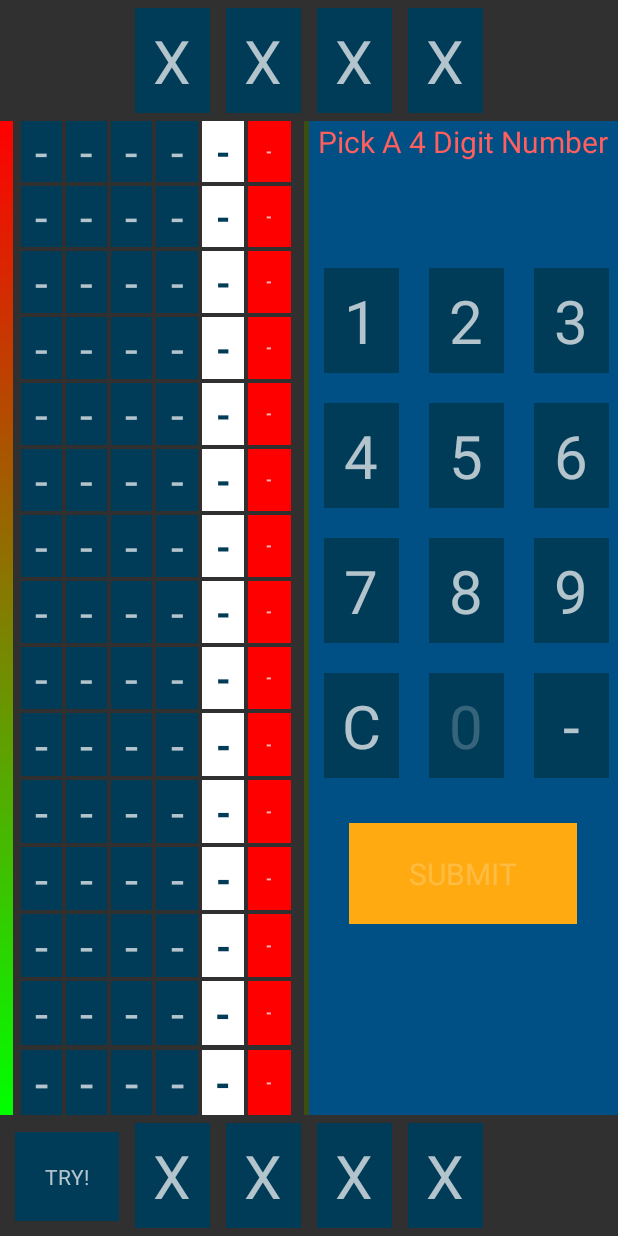
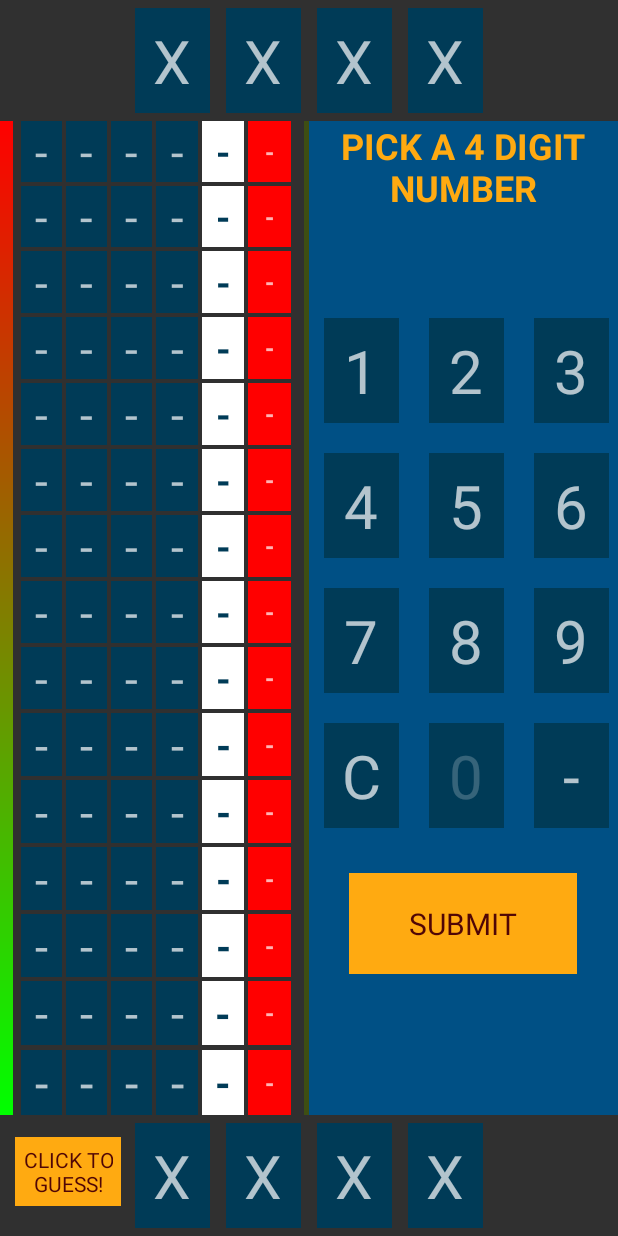
Before and after one commit to elessarsst/mastermindnumbers, an Android app: the GameActivity screen opened directly, with no data from a screen before it, after a tap on an icon or button, on a phone screen of 412 x 824 dp. Run offline under Robolectric (Android 15) with nearby library versions, the phone set to English and light mode, and no system bars; our stand-ins replace ButterKnife; 1 statement that could not run was skipped; 1 other tap on this screen came first.

Commit message:
Computer has the intelligence of Dory The Fish

```diff
--- a/app/src/main/java/com/serhatturkman/mastermindnumbers/GameActivity.java
+++ b/app/src/main/java/com/serhatturkman/mastermindnumbers/GameActivity.java
@@ -25,14 +25,15 @@ public class GameActivity extends Activity {
     private static final int PLAYER_USER = 0;
     private static final int PLAYER_COMPUTER = 1;
     private static final int DRAW = 2;
-    List<Integer> userNumber;
-    List<Integer> computerNumber;
-    List<Integer> userGuessNumber;
-    List<Integer> numberExistanceProbabilities = new ArrayList<>();
-    List<List<Integer>> digitProbabilities = new ArrayList<>();
-    List<Integer> computersThreePoint = new ArrayList<>();
-    List<List<Integer>> computerGuessHistory = new ArrayList<>();
-    int roundNumber;
+    private List<Integer> userNumber;
+    private List<Integer> computerNumber;
+    private int[] numberExistanceProbabilities = new int[10];
+    private int[][] digitProbabilities = new int[4][10];
+    private List<Integer> computersZeroPoint = new ArrayList<>();
+    private List<Integer> computersThreePoint = new ArrayList<>();
+    private List<Integer> computersFourPoint = new ArrayList<>();
+    private List<List<Integer>> computerGuessHistory = new ArrayList<>();
+    private int roundNumber;
 
 
     /**
@@ -93,6 +94,8 @@ public class GameActivity extends Activity {
 
     Keypad keypad;
 
+
+
     /**
      * shows the keypad to make a guess
      */
@@ -118,22 +121,24 @@ public class GameActivity extends Activity {
      * Set of probabilities of digits
      */
     private void setProbabilities(){
-        List<Integer> firstDigitProbabilities = new ArrayList<>();
-        List<Integer> secondDigitProbabilities = new ArrayList<>();
-        List<Integer> thirdDigitProbabilities = new ArrayList<>();
-        List<Integer> forthDigitProbabilities = new ArrayList<>();
+        int[] firstDigitProbabilities = new int[10];
+        int[] secondDigitProbabilities = new int[10];
+        int[] thirdDigitProbabilities = new int[10];
+        int[] forthDigitProbabilities = new int[10];
+
         for (int i = 0; i < 10; i++) {
-            numberExistanceProbabilities.add(100);
-            firstDigitProbabilities.add(100);
-            secondDigitProbabilities.add(100);
-            thirdDigitProbabilities.add(100);
-            forthDigitProbabilities.add(100);
+            numberExistanceProbabilities[i] = 100;
+            firstDigitProbabilities[i] = 100;
+            secondDigitProbabilities[i] = 100;
+            thirdDigitProbabilities[i] = 100;
+            forthDigitProbabilities[i] = 100;
         }
-        digitProbabilities.add(firstDigitProbabilities);
-        digitProbabilities.add(secondDigitProbabilities);
-        digitProbabilities.add(thirdDigitProbabilities);
-        digitProbabilities.add(forthDigitProbabilities);
-        digitProbabilities.get(0).set(0, 0);
+        firstDigitProbabilities[0] = 0;
+        digitProbabilities[0] = firstDigitProbabilities;
+        digitProbabilities[1] = secondDigitProbabilities;
+        digitProbabilities[2] = thirdDigitProbabilities;
+        digitProbabilities[3] = forthDigitProbabilities;
+
     }
 
     /**
@@ -263,7 +268,7 @@ public class GameActivity extends Activity {
      */
     @OnClick(R.id.startKey)
     public void submit(View v) {
-        userGuessNumber = keypad.submit();
+        List<Integer> userGuessNumber = keypad.submit();
         if (userGuessNumber != null) {
             int[] playerResult = showGuessRow(PLAYER_USER, roundNumber, userGuessNumber);
 
@@ -331,15 +336,15 @@ public class GameActivity extends Activity {
      * @param computerGuess current guess to not to repeat digit values.
      * @return an int value to use in computer guess
      */
-    private int digitGuess(List<Integer> digitProbabilities, List<Integer> computerGuess) {
+    private int digitGuess(int[] digitProbabilities, List<Integer> computerGuess) {
         int generatedDigit = new Random().nextInt(10);
         int maximumValueOfProbability = 0;
         for (int value : digitProbabilities)
             if (value > maximumValueOfProbability)
                 maximumValueOfProbability = value;
 
-        while (numberExistanceProbabilities.get(generatedDigit) <= 0 ||
-                digitProbabilities.get(generatedDigit) != maximumValueOfProbability ||
+        while (numberExistanceProbabilities[generatedDigit] <= 0 ||
+                digitProbabilities[generatedDigit] != maximumValueOfProbability ||
                 computerGuess.indexOf(generatedDigit) > -1) {
             if (computerGuess.size() == 0)
                 generatedDigit = new Random().nextInt(9) + 1;
@@ -358,15 +363,31 @@ public class GameActivity extends Activity {
         List<Integer> computerGuessNumber = new ArrayList<>();
 
         while(computerGuessHistory.contains(computerGuessNumber) || computerGuessNumber.size() < 4) {
-            computerGuessNumber.clear();
-            if(!computersThreePoint.isEmpty()) {
-                int changeIndex = new Random().nextInt(4);
-                computerGuessNumber.addAll(computersThreePoint);
-                computerGuessNumber.set(changeIndex, digitGuess(digitProbabilities.get(changeIndex), computerGuessNumber));
-
-            } else
-                for(int i = 0; i<4; i++)
-                    computerGuessNumber.add(digitGuess(digitProbabilities.get(i), computerGuessNumber));
+            if(!computersFourPoint.isEmpty() || !computersThreePoint.isEmpty()) {
+                computerGuessNumber.clear();
+                if (!computersThreePoint.isEmpty()) {
+                    int changeIndex = new Random().nextInt(4);
+                    computerGuessNumber.addAll(computersThreePoint);
+                    computerGuessNumber.set(changeIndex, digitGuess(digitProbabilities[changeIndex], computerGuessNumber));
+                    Log.d(TAG, "Computer Guess Number : " + computerGuessNumber);
+                } else
+                    for (int i = 0; i < 4; i++)
+                        computerGuessNumber.add(digitGuess(digitProbabilities[i], computerGuessNumber));
+            } else {
+                computerGuessNumber.clear();
+                if(!computerGuessHistory.isEmpty())
+                    computerGuessNumber.addAll(computerGuessHistory.get(computerGuessHistory.size() - 1));
+                if(!computersZeroPoint.isEmpty()) {
+                    for (int i = 0; i < 2; i++)
+                        computerGuessNumber.add(digitGuess(digitProbabilities[i], computerGuessNumber));
+                    computerGuessNumber.remove(new Random().nextInt(4));
+                    computerGuessNumber.remove(new Random().nextInt(3));
+                } else
+                    for(int i = 0; i<4; i++)
+                        computerGuessNumber.add(digitGuess(digitProbabilities[i], computerGuessNumber));
+                while (computerGuessNumber.size() != 4)
+                    computerGuessNumber.remove(0);
+            }
             Log.d(TAG, "Generated Number :" + computerGuessNumber);
         }
 
@@ -383,20 +404,22 @@ public class GameActivity extends Activity {
 
         if(whiteHintPoints + redHintPoints == 4) {
             computersThreePoint.clear();
+            computersFourPoint.addAll(computerGuessNumber);
             for (int i = 0; i < 10; i++) {
                 if (computerGuessNumber.indexOf(i) < 0)
-                    numberExistanceProbabilities.set(i, 0);
+                    numberExistanceProbabilities[i] = 0;
             }
             if(redHintPoints == 4) {
                 for (int i = 0; i < 4; i++)
-                    digitProbabilities.get(i).set(digitProbabilities.get(i).get(computerGuessNumber.get(i)), 0);
+                    digitProbabilities[i][computerGuessNumber.get(i)] = 0;
             }
         } else if (whiteHintPoints + redHintPoints == 3 && computersThreePoint.isEmpty()) {
             computersThreePoint.addAll(computerGuessNumber);
         } else if (whiteHintPoints + redHintPoints == 0) {
+            computersZeroPoint.addAll(computerGuessNumber);
             for (int i = 0; i < 10; i++) {
                 if (computerGuessNumber.indexOf(i) >= 0)
-                    numberExistanceProbabilities.set(i, 0);
+                    numberExistanceProbabilities[i] = 0;
             }
         }
 
--- a/app/src/main/res/layout/activity_game.xml
+++ b/app/src/main/res/layout/activity_game.xml
@@ -10,13 +10,15 @@
         android:id="@+id/tryKey"
         android:layout_width="wrap_content"
         android:layout_height="wrap_content"
-        android:text="TRY!"
+        android:text="CLICK TO\nGUESS!"
+        android:textAlignment="center"
         app:layout_constraintBottom_toBottomOf="parent"
         app:layout_constraintLeft_toLeftOf="parent"
-        android:background="@color/colorPrimaryDark"
-        android:padding="20sp"
+        android:background="#ffaa11"
+        android:textColor="#500606"
+        android:padding="5sp"
         android:layout_marginStart="10sp"
-        android:layout_marginBottom="10sp"/>
+        android:layout_marginBottom="20sp"/>
     <android.support.constraint.Guideline
         android:id="@+id/guideLineLeft"
         android:layout_width="wrap_content"
@@ -449,7 +451,7 @@
             android:textSize="40sp" />
     </GridLayout>
     <TextView
-        android:background="#330099cc"
+        android:background="#AA0099cc"
         android:id="@+id/endGameText"
         android:layout_width="0sp"
         android:layout_height="wrap_content"
@@ -464,7 +466,7 @@
         app:layout_constraintLeft_toLeftOf="parent"
         app:layout_constraintRight_toRightOf="parent"/>
     <TextView
-        android:background="#330099cc"
+        android:background="#AA0099cc"
         android:id="@+id/endGameSubText"
         android:layout_width="0sp"
         android:layout_height="wrap_content"
--- a/app/src/main/res/layout/activity_main.xml
+++ b/app/src/main/res/layout/activity_main.xml
@@ -44,7 +44,7 @@
         <TextView
             android:layout_width="wrap_content"
             android:layout_height="wrap_content"
-            android:text="Dark Lover "
+            android:text="Dark Love by "
             android:textColor="#444750" />
 
         <TextView
--- a/app/src/main/res/layout/guess_row.xml
+++ b/app/src/main/res/layout/guess_row.xml
@@ -90,7 +90,7 @@
         android:layout_weight="1"
         android:autoSizeTextType="uniform"
         android:autoSizeMinTextSize="5sp"
-        android:autoSizeMaxTextSize="10sp"
+        android:autoSizeMaxTextSize="16sp"
         android:background="#ff0000"
         android:gravity="center"
         android:textStyle="bold"
--- a/app/src/main/res/layout/guess_row_computer.xml
+++ b/app/src/main/res/layout/guess_row_computer.xml
@@ -30,7 +30,7 @@
         android:layout_width="0sp"
         android:layout_height="match_parent"
         android:layout_weight="1"
-        android:autoSizeMaxTextSize="10sp"
+        android:autoSizeMaxTextSize="16sp"
         android:autoSizeMinTextSize="5sp"
         android:autoSizeTextType="uniform"
         android:background="#ff0000"
--- a/app/src/main/res/layout/keypad.xml
+++ b/app/src/main/res/layout/keypad.xml
@@ -6,12 +6,13 @@
     android:orientation="vertical">
 
     <TextView
-        android:layout_width="match_parent"
+        android:layout_width="wrap_content"
         android:layout_height="wrap_content"
-        android:text="Pick A 4 Digit Number"
+        android:text="PICK A 4 DIGIT NUMBER"
         android:textAlignment="center"
-        android:textColor="#FF5F5F"
-        android:textSize="20sp" />
+        android:textColor="#ffaa11"
+        android:textStyle="bold"
+        android:textSize="24sp" />
 
     <TextView
         android:id="@+id/userNumberIndicator"
@@ -158,6 +159,7 @@
         android:paddingTop="20sp"
         android:paddingEnd="40sp"
         android:paddingBottom="20sp"
+        android:textColor="#500606"
         android:text="SUBMIT"
         android:textSize="20sp" />
 </LinearLayout>
```
